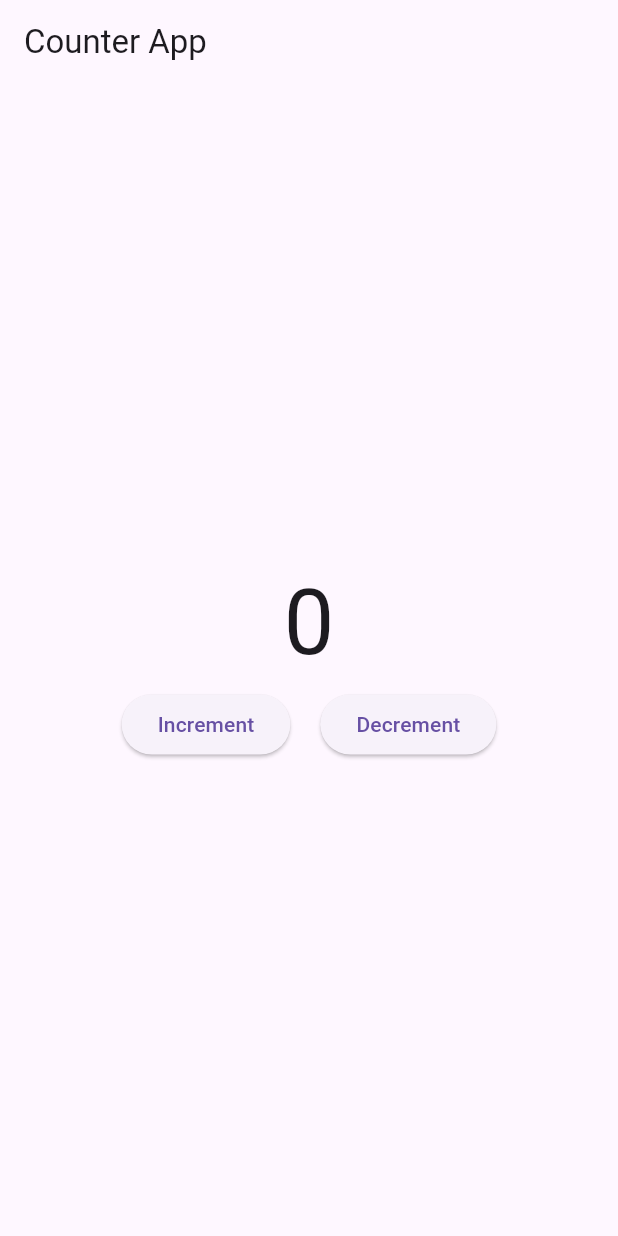
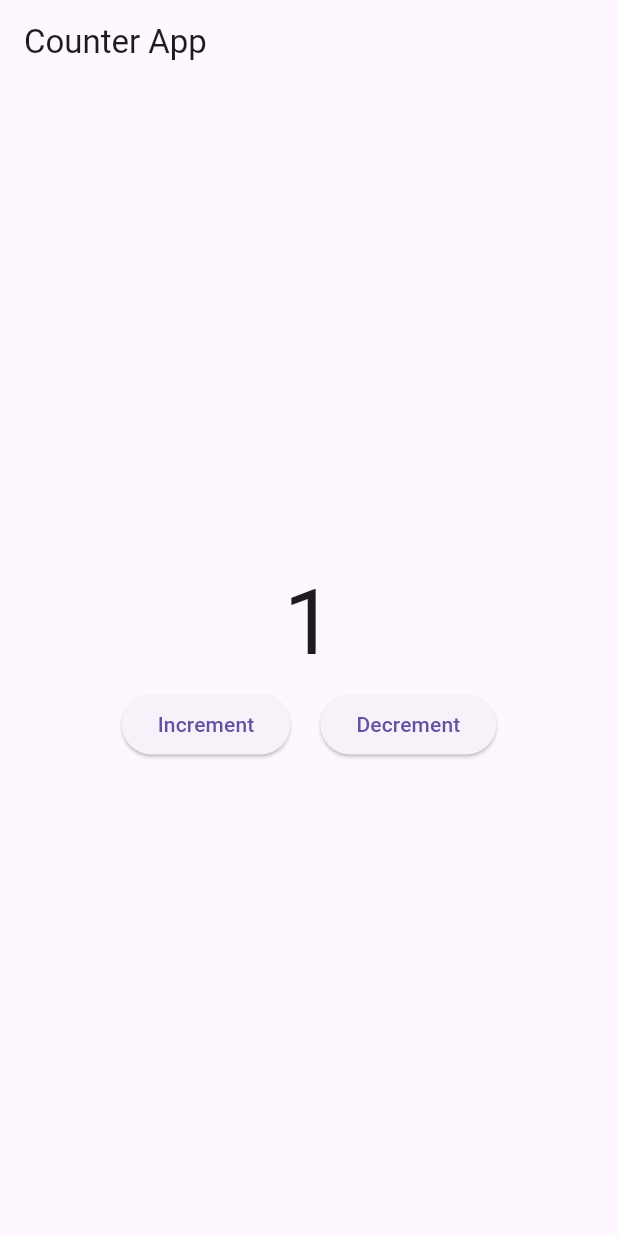
Before and after one commit to HasnathJami/Flutter_Bloc_Masterclass, a Flutter app: the screen it shows after launch, after a tap on "Increment", on a phone screen of 412 x 824 dp. Run offline on Flutter 3.47's test engine with Material 3 defaults, Android fonts, the light colour scheme and no system bars; our stand-ins replace bloc, equatable, flutter_bloc.

Commit message:
5.Flutter BLOC Counter App

```diff
--- /dev/null
+++ b/lib/bloc/counter/counter_bloc.dart
@@ -0,0 +1,18 @@
+import 'package:bloc/bloc.dart';
+import 'package:flutter_bloc_masterclass/bloc/counter/counter_event.dart';
+import 'package:flutter_bloc_masterclass/bloc/counter/counter_state.dart';
+
+class CounterBloc extends Bloc<CounterEvent, CounterState> {
+  CounterBloc() : super(const CounterState()) {
+    on<IncrementCounter>(_increment);
+    on<DecrementCounter>(_decrement);
+  }
+
+  void _increment(IncrementCounter event, Emitter<CounterState> emit) {
+    emit(state.copyWith(counter: state.counter + 1));
+  }
+
+  void _decrement(DecrementCounter event, Emitter<CounterState> emit) {
+    emit(state.copyWith(counter: state.counter - 1));
+  }
+}
--- a/lib/bloc/counter/counter_state.dart
+++ b/lib/bloc/counter/counter_state.dart
@@ -5,6 +5,10 @@
 
   const CounterState({this.counter = 0});
 
+  CounterState copyWith({int? counter}) {
+    return CounterState(counter: counter ?? this.counter);
+  }
+
   @override
   List<Object> get props => [counter];
 }
--- a/lib/ui/counter_screen.dart
+++ b/lib/ui/counter_screen.dart
@@ -1,4 +1,8 @@
 import 'package:flutter/material.dart';
+import 'package:flutter_bloc/flutter_bloc.dart';
+import 'package:flutter_bloc_masterclass/bloc/counter/counter_bloc.dart';
+import 'package:flutter_bloc_masterclass/bloc/counter/counter_event.dart';
+import 'package:flutter_bloc_masterclass/bloc/counter/counter_state.dart';
 
 class CounterScreen extends StatefulWidget {
   const CounterScreen({super.key});
@@ -18,19 +22,31 @@
         mainAxisAlignment: MainAxisAlignment.center,
         crossAxisAlignment: CrossAxisAlignment.center,
         children: [
-          const Center(
-            child: Text(
-              '0',
-              style: TextStyle(fontSize: 60),
-            ),
-          ),
+          BlocBuilder<CounterBloc, CounterState>(builder: (context, state) {
+            return Center(
+              child: Text(
+                state.counter.toString(),
+                style: const TextStyle(fontSize: 60),
+              ),
+            );
+          }),
           Row(
             mainAxisAlignment: MainAxisAlignment.center,
             crossAxisAlignment: CrossAxisAlignment.center,
             children: [
-              ElevatedButton(onPressed: () {}, child: const Text('Increment')),
-              const SizedBox(width: 20,),
-              ElevatedButton(onPressed: () {}, child: const Text('Decrement'))
+              ElevatedButton(
+                  onPressed: () {
+                    context.read<CounterBloc>().add(IncrementCounter());
+                  },
+                  child: const Text('Increment')),
+              const SizedBox(
+                width: 20,
+              ),
+              ElevatedButton(
+                  onPressed: () {
+                    context.read<CounterBloc>().add(DecrementCounter());
+                  },
+                  child: const Text('Decrement'))
             ],
           )
         ],
```
Also changed, not shown: lib/main.dart (+57 -53 lines), 1 other file.
